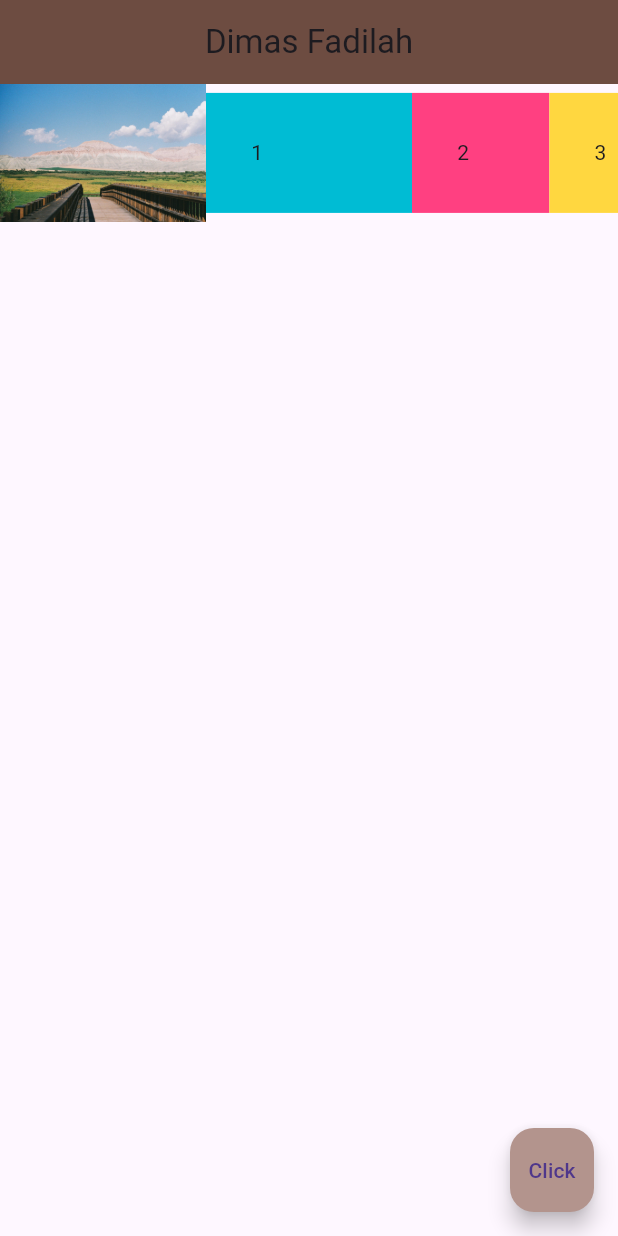
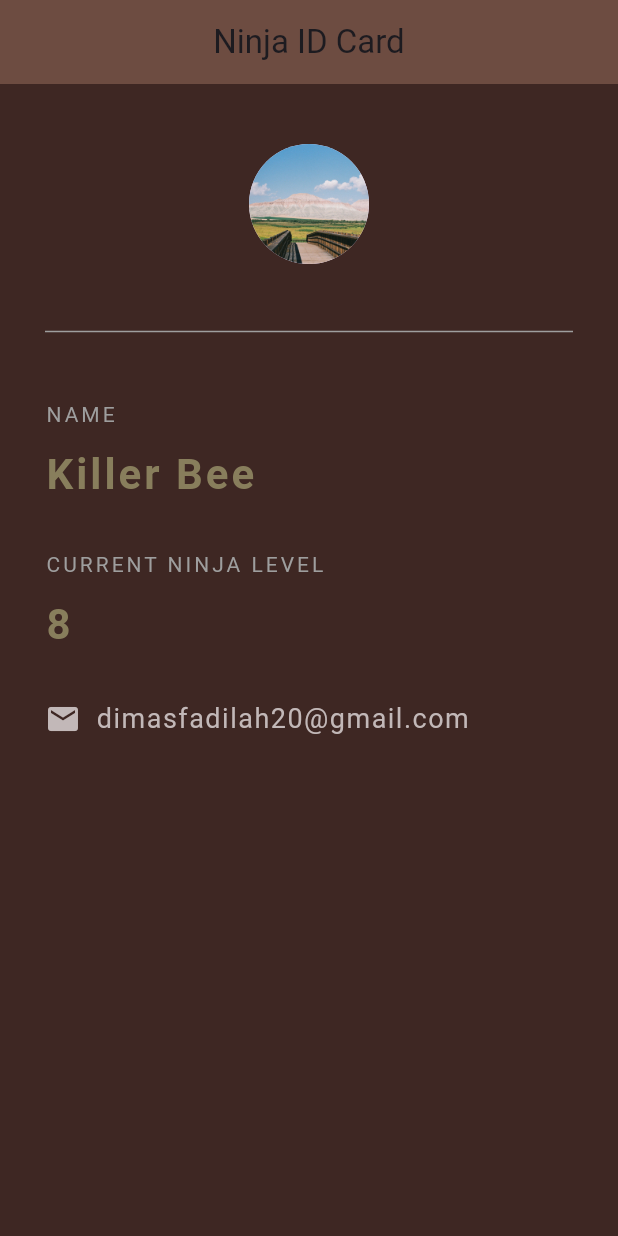
Before and after one commit to dimss113/flutter_tutorial, a Flutter app: the screen it shows after launch, on a phone screen of 412 x 824 dp. Run offline on Flutter 3.47's test engine with Material 3 defaults, Android fonts, the phone set to English and light mode, and no system bars.

Commit message:
feat: create stateless ninja project

```diff
--- a/lib/main.dart
+++ b/lib/main.dart
@@ -16,48 +16,111 @@ class Home extends StatelessWidget {
   @override
   Widget build(BuildContext context) {
     return Scaffold(
+    backgroundColor: Colors.brown[900],
     appBar: AppBar(
-      title: const Text('Dimas Fadilah'),
+      title: const Text('Ninja ID Card'),
       centerTitle: true,
       backgroundColor: Colors.brown[600],
+      elevation: 0.0,
     ),
-    body: Row(
+    body: const Padding(
+      padding: EdgeInsets.fromLTRB(30.0, 40.0, 30.0, 0),
+      child: Column(
+        crossAxisAlignment: CrossAxisAlignment.start,
         children: <Widget>[
-        Expanded(
-          flex: 3,
-          child: Image.asset('assets/pict_1.jpg')
-        ),
-        Expanded(
-          flex: 3,
-          child: Container(
-            padding: const EdgeInsets.all(30.0),
-            color: Colors.cyan,
-            child: const Text('1'),
+          Center(
+            child: CircleAvatar(
+              backgroundImage: AssetImage('assets/pict_1.jpg'),
+              radius: 40.0,
             ),
           ),
-        Expanded(
-          flex: 2,
-          child: Container(
-            padding: const EdgeInsets.all(30.0),
-            color: Colors.pinkAccent,
-            child: const Text('2'),
+          Divider(
+            height: 90.0,
+            color: Colors.grey,
+          ),
+          Text(
+            'NAME',
+            style: TextStyle(
+              color: Colors.grey,
+              letterSpacing: 2.0,
             ),
           ),
-        Expanded(
-          flex: 1,
-          child: Container(
-            padding: const EdgeInsets.all(30.0),
-            color: Colors.amberAccent,
-            child: const Text('3'),
+          SizedBox(
+            height: 10.0,
+          ),
+          Text(
+            'Killer Bee',
+            style: TextStyle(
+              color: Color.fromARGB(255, 136, 126, 92),
+              letterSpacing: 2.0,
+              fontSize: 28.0,
+              fontWeight: FontWeight.bold,
+            ),
+          ),
+          SizedBox(
+            height: 30.0,
+          ),
+          Text(
+            'CURRENT NINJA LEVEL',
+            style: TextStyle(
+              color: Colors.grey,
+              letterSpacing: 2.0,
+            ),
+          ),
+          SizedBox(
+            height: 10.0,
+          ),
+          Text(
+            '8',
+            style: TextStyle(
+              color: Color.fromARGB(255, 136, 126, 92),
+              letterSpacing: 2.0,
+              fontSize: 28.0,
+              fontWeight: FontWeight.bold,
+            ),
+          ),
+          SizedBox(
+            height: 30.0,
+          ),
+          Row(
+            children: <Widget>[
+              Icon(
+                Icons.email,
+                color: Color.fromARGB(255, 194, 184, 184),
+              ),
+              SizedBox(
+                width: 10.0,
+              ),
+              Text(
+                'dimasfadilah20@gmail.com',
+                style: TextStyle(
+                  color: Color.fromARGB(255, 194, 184, 184),
+                  fontSize: 18.0,
+                  letterSpacing: 1.0,
                 ),
               ),
             ],
+          )
+        ],
       ),
-    floatingActionButton: const FloatingActionButton(
-      onPressed: null,
-      backgroundColor: Color.fromARGB(255, 179, 148, 141),
-      child: Text('Click'),
-    ),
+    )
   );
   }
 }
+
+class Test extends StatefulWidget {
+  const Test({super.key});
+
+  @override
+  // ignore: library_private_types_in_public_api
+  _TestState createState() => _TestState();
+}
+
+class _TestState extends State<Test> {
+  @override
+  Widget build(BuildContext context) {
+    return Container(
+
+    );
+  }
+}
--- a/pubspec.yaml
+++ b/pubspec.yaml
@@ -61,6 +61,7 @@ flutter:
   # To add assets to your application, add an assets section, like this:
   assets:
     - assets/pict_1.jpg
+    - assets/profil_pict.jpg
 
   # An image asset can refer to one or more resolution-specific "variants", see
   # https://flutter.dev/assets-and-images/#resolution-aware
```
Also changed, not shown: assets/profil_pict.jpg (added). Lines whose indentation alone changed are shown as unchanged.
